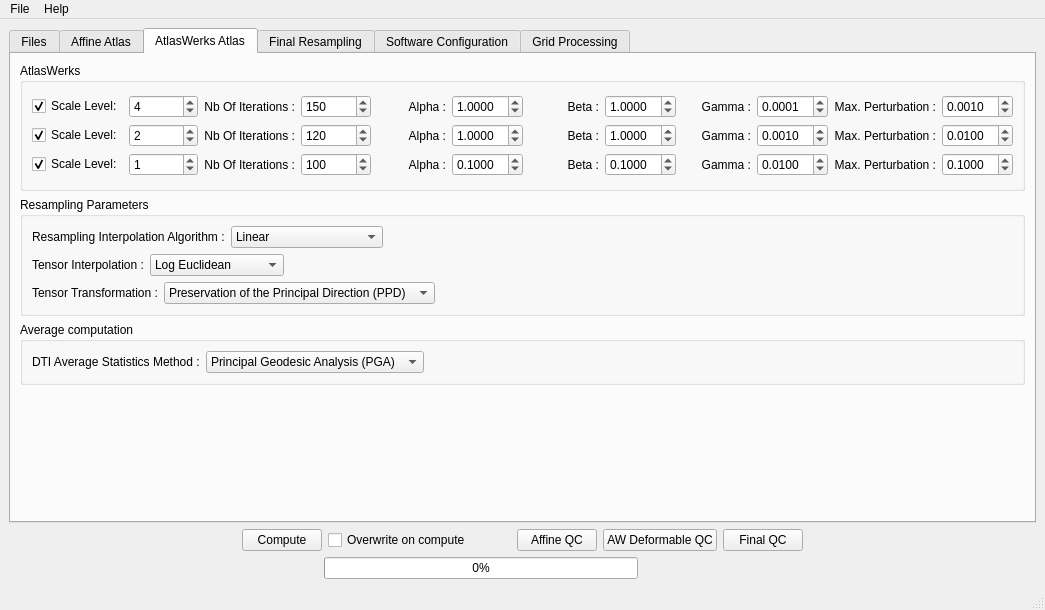
Qt form Code/GUIwindow.ui (adrienkaiser/DTIAtlasBuilder) before a commit.
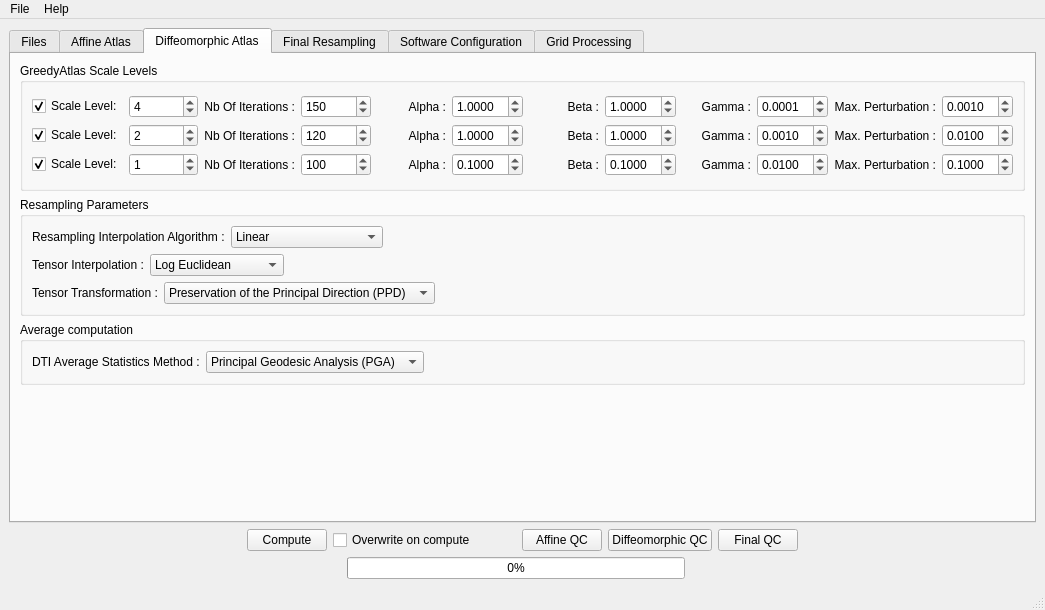
The same form after that commit. The open tabs and pages were chosen to show the change.

```diff
--- a/Code/GUIwindow.ui
+++ b/Code/GUIwindow.ui
@@ -388,7 +388,7 @@
       </widget>
       <widget class="QWidget" name="AWTab">
        <attribute name="title">
-        <string>AtlasWerks Atlas</string>
+        <string>Diffeomorphic Atlas</string>
        </attribute>
        <layout class="QVBoxLayout" name="verticalLayout_12">
         <item>
@@ -400,7 +400,7 @@
            </sizepolicy>
           </property>
           <property name="title">
-           <string>AtlasWerks</string>
+           <string>GreedyAtlas Scale Levels</string>
           </property>
           <layout class="QVBoxLayout" name="verticalLayout_4">
            <item>
@@ -1611,7 +1611,7 @@
          <string>QC with MriWatcher</string>
         </property>
         <property name="text">
-         <string>AW Deformable QC</string>
+         <string>Diffeomorphic QC</string>
         </property>
        </widget>
       </item>
@@ -1674,7 +1674,7 @@
          </sizepolicy>
         </property>
         <property name="text">
-         <string>                       </string>
+         <string/>
         </property>
        </widget>
       </item>
```
